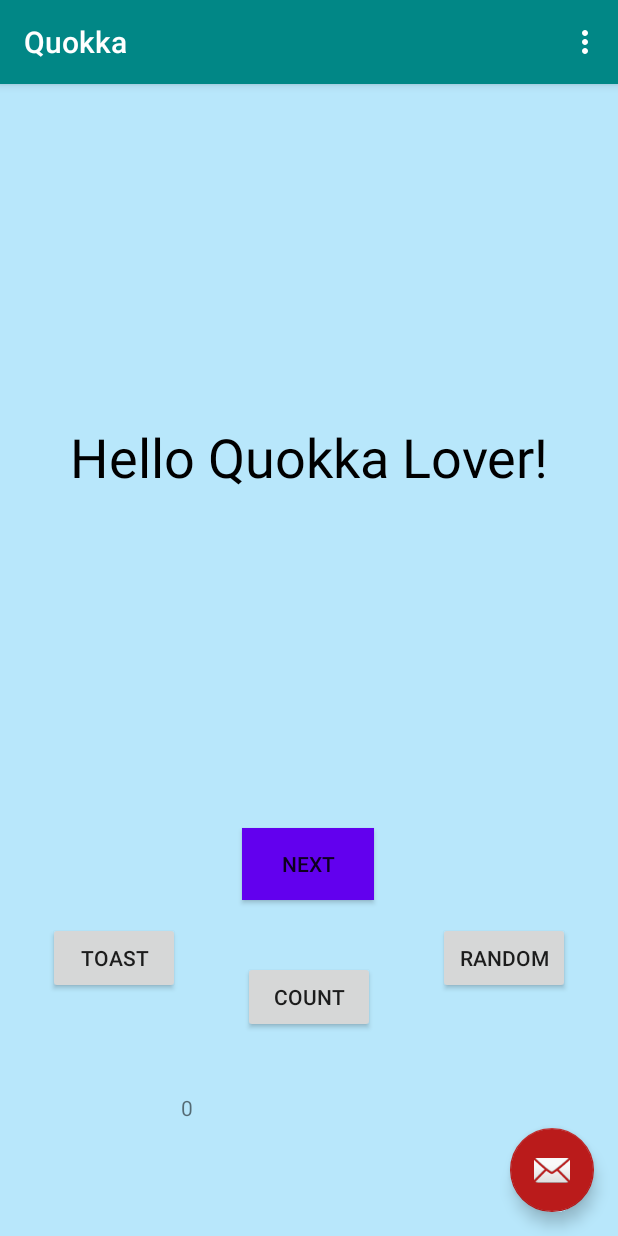
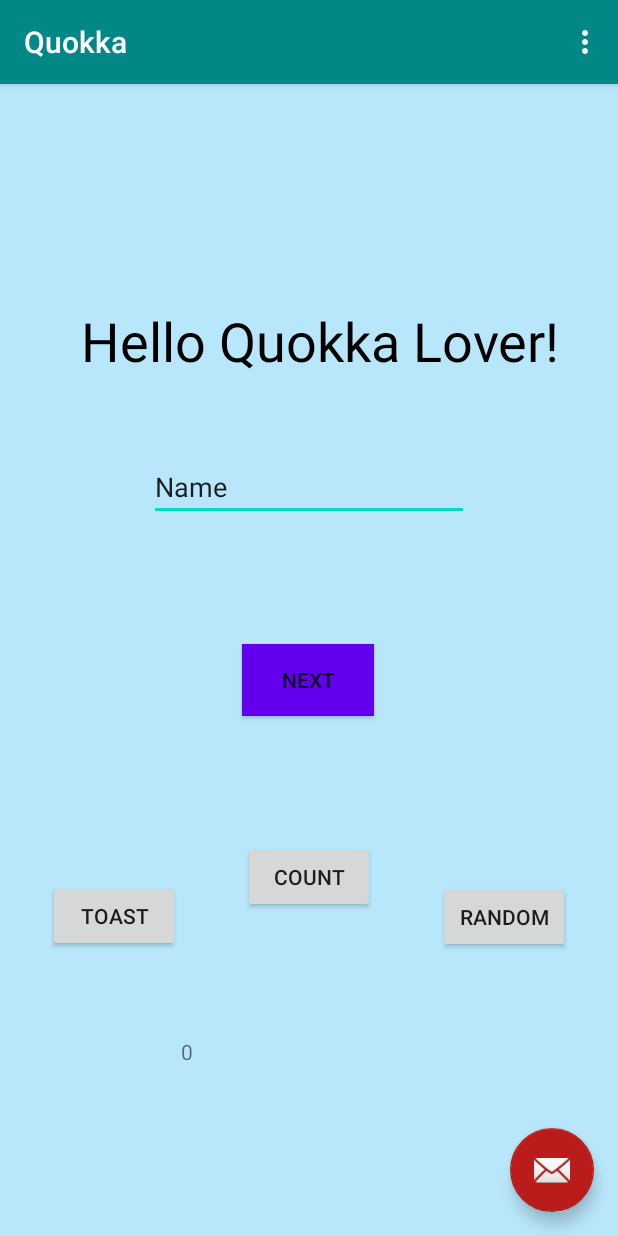
Before and after one commit to daphniamh/Quokka, an Android app: the screen it shows after launch (MainActivity), on a phone screen of 412 x 824 dp. Run offline under Robolectric (Android 15) with nearby library versions, the light colour scheme and no system bars.

Commit message:
added new textfield, name input can be printed in toastmessage

```diff
--- a/app/src/main/java/com/example/quokka/FirstFragment.java
+++ b/app/src/main/java/com/example/quokka/FirstFragment.java
@@ -4,6 +4,8 @@ import android.os.Bundle;
 import android.view.LayoutInflater;
 import android.view.View;
 import android.view.ViewGroup;
+import android.widget.EditText;
+import android.widget.Toast;
 
 import androidx.annotation.NonNull;
 import androidx.fragment.app.Fragment;
@@ -30,5 +32,15 @@ public class FirstFragment extends Fragment {
                         .navigate(R.id.action_FirstFragment_to_SecondFragment);
             }
         });
+        final EditText text_name_field = view.findViewById(R.id.text_name); //musste das Textfeld hier ansprechen, damit es gefunden wird
+        view.findViewById(R.id.toast_button).setOnClickListener(new View.OnClickListener() {
+            @Override
+            public void onClick(View view) {
+
+                String name = text_name_field.getText().toString();
+                Toast myToast = Toast.makeText(getActivity(), "Hello "+name+"!", Toast.LENGTH_SHORT);
+                myToast.show();
+            }
+        });
     }
 }
--- a/app/src/main/res/layout/fragment_first.xml
+++ b/app/src/main/res/layout/fragment_first.xml
@@ -11,18 +11,26 @@
         android:id="@+id/textview_first"
         android:layout_width="wrap_content"
         android:layout_height="wrap_content"
+        android:layout_marginBottom="32dp"
         android:text="@string/hello_first_fragment"
         android:textColor="@android:color/black"
         android:textSize="36sp"
         app:layout_constraintBottom_toTopOf="@id/button_first"
         app:layout_constraintEnd_toEndOf="parent"
+        app:layout_constraintHorizontal_bias="0.58"
         app:layout_constraintStart_toStartOf="parent"
-        app:layout_constraintTop_toTopOf="parent" />
+        app:layout_constraintTop_toTopOf="parent"
+        app:layout_constraintVertical_bias="0.7" />
 
     <Button
         android:id="@+id/button_first"
         android:layout_width="wrap_content"
         android:layout_height="wrap_content"
+        android:layout_marginStart="24dp"
+        android:layout_marginLeft="24dp"
+        android:layout_marginEnd="24dp"
+        android:layout_marginRight="24dp"
+        android:layout_marginBottom="200dp"
         android:background="@color/colorPrimary"
         android:text="@string/next"
         app:layout_constraintBottom_toBottomOf="parent"
@@ -76,4 +84,17 @@
         app:layout_constraintEnd_toEndOf="parent"
         app:layout_constraintStart_toStartOf="parent"
         app:layout_constraintTop_toBottomOf="@+id/button_first" />
+
+    <EditText
+        android:id="@+id/text_name"
+        android:layout_width="wrap_content"
+        android:layout_height="wrap_content"
+        android:layout_marginBottom="32dp"
+        android:ems="10"
+        android:inputType="textPersonName"
+        android:text="Name"
+        app:layout_constraintBottom_toTopOf="@+id/button_first"
+        app:layout_constraintEnd_toEndOf="parent"
+        app:layout_constraintStart_toStartOf="parent"
+        app:layout_constraintTop_toBottomOf="@+id/textview_first" />
 </androidx.constraintlayout.widget.ConstraintLayout>
```
